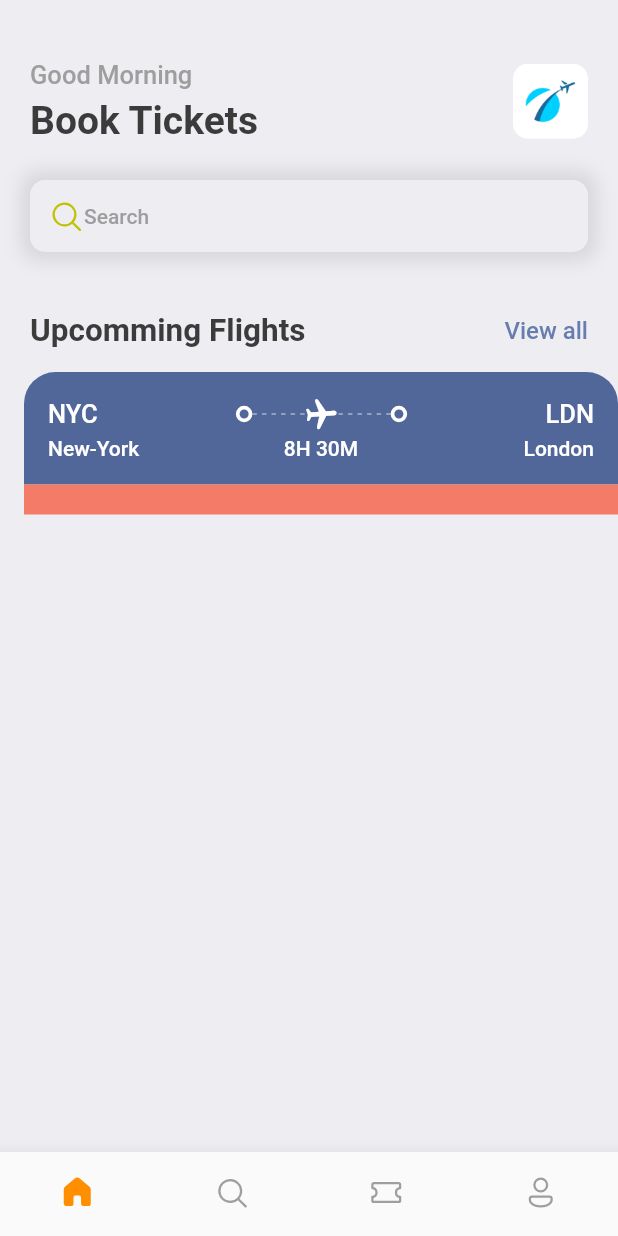
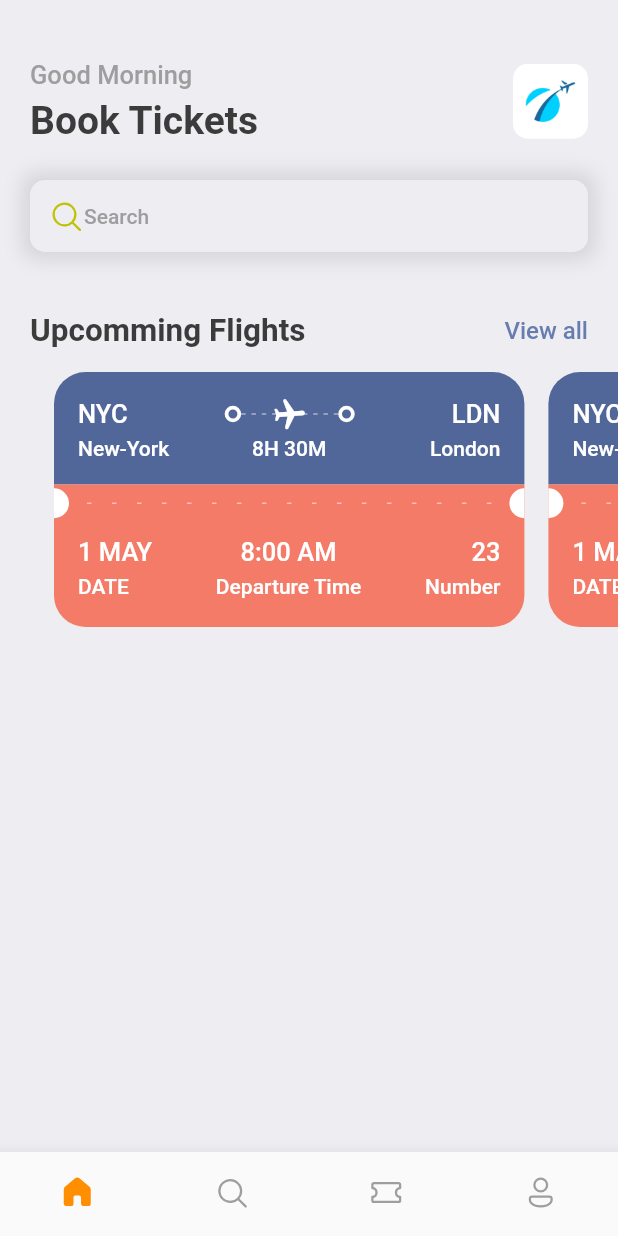
Before and after one commit to VinicioSantos/TicketBookAppFlutterStudyCase, a Flutter app: the screen it shows after launch, on a phone screen of 412 x 824 dp. Run offline on Flutter 3.47's test engine with Material 2 defaults, Android fonts, the phone set to English and light mode, and no system bars; our stand-ins replace fluentui_icons, gap.

Commit message:
botom side ticket component

```diff
--- a/lib/scrrens/home_screen.dart
+++ b/lib/scrrens/home_screen.dart
@@ -84,7 +84,14 @@ class HomeScreen extends StatelessWidget {
               ]),
             ),
             const Gap(15),
-            TicketView(),
+            SingleChildScrollView(
+              scrollDirection: Axis.horizontal,
+              padding: const EdgeInsets.only(left: 20),
+              child: Row(children: [
+                TicketView(),
+                TicketView(),
+              ]),
+            )
           ],
         ));
   }
--- a/lib/scrrens/ticket_view.dart
+++ b/lib/scrrens/ticket_view.dart
@@ -15,7 +15,7 @@ class TicketView extends StatelessWidget {
   Widget build(BuildContext context) {
     final size = AppLayout.getSize(context);
     return SizedBox(
-      width: size.width,
+      width: size.width * 0.80,
       height: 200,
       child: Column(children: [
         Container(
@@ -107,11 +107,92 @@ class TicketView extends StatelessWidget {
                 width: 10,
                 child: DecoratedBox(
                   decoration: BoxDecoration(
+                      color: Colors.white,
                       borderRadius: BorderRadius.only(
-                    topRight: Radius.circular(10),
-                  )),
+                        topRight: Radius.circular(10),
+                        bottomRight: Radius.circular(10),
+                      )),
                 )),
-            Container()
+            Expanded(
+                child: Padding(
+              padding: const EdgeInsets.all(12.0),
+              child: LayoutBuilder(
+                builder: (BuildContext builder, BoxConstraints constraints) {
+                  return Flex(
+                    direction: Axis.horizontal,
+                    mainAxisAlignment: MainAxisAlignment.spaceBetween,
+                    mainAxisSize: MainAxisSize.max,
+                    children: List.generate(
+                        (constraints.constrainWidth() / 15).floor(),
+                        (index) => SizedBox(
+                            width: 3,
+                            height: 1,
+                            child: DecoratedBox(
+                              decoration: BoxDecoration(
+                                  color: Colors.white.withOpacity(0.5)),
+                            ))),
+                  );
+                },
+              ),
+            )),
+            SizedBox(
+                height: 20,
+                width: 10,
+                child: DecoratedBox(
+                  decoration: BoxDecoration(
+                      color: Colors.white,
+                      borderRadius: BorderRadius.only(
+                        topLeft: Radius.circular(10),
+                        bottomLeft: Radius.circular(10),
+                      )),
+                )),
+          ]),
+        ),
+        Container(
+          margin: const EdgeInsets.only(left: 16),
+          decoration: BoxDecoration(
+            color: Styles.orangeColor,
+            borderRadius: const BorderRadius.only(
+                bottomLeft: Radius.circular(21),
+                bottomRight: Radius.circular(21)),
+          ),
+          padding:
+              const EdgeInsets.only(left: 16, right: 16, top: 10, bottom: 16),
+          child:
+              Row(mainAxisAlignment: MainAxisAlignment.spaceBetween, children: [
+            Column(
+              crossAxisAlignment: CrossAxisAlignment.start,
+              children: [
+                Text("1 MAY",
+                    style: Styles.headLineStyle3.copyWith(color: Colors.white)),
+                const Gap(5),
+                Text("DATE",
+                    style: Styles.headLineStyle4.copyWith(color: Colors.white)),
+                const Gap(3),
+              ],
+            ),
+            Column(
+              crossAxisAlignment: CrossAxisAlignment.center,
+              children: [
+                Text("8:00 AM",
+                    style: Styles.headLineStyle3.copyWith(color: Colors.white)),
+                const Gap(5),
+                Text("Departure Time",
+                    style: Styles.headLineStyle4.copyWith(color: Colors.white)),
+                const Gap(3),
+              ],
+            ),
+            Column(
+              crossAxisAlignment: CrossAxisAlignment.end,
+              children: [
+                Text("23",
+                    style: Styles.headLineStyle3.copyWith(color: Colors.white)),
+                const Gap(5),
+                Text("Number",
+                    style: Styles.headLineStyle4.copyWith(color: Colors.white)),
+                const Gap(3),
+              ],
+            ),
           ]),
         )
       ]),
```
